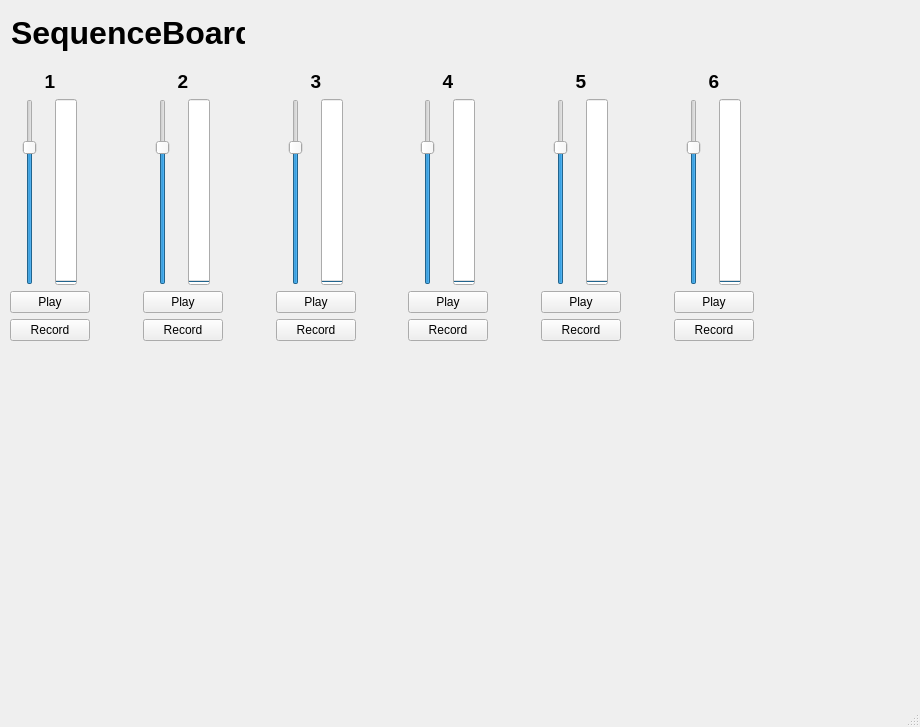
This is main_window.ui in rpalmerdev/SequenceBoard as Qt 5 draws it before an edit. The edited form follows.
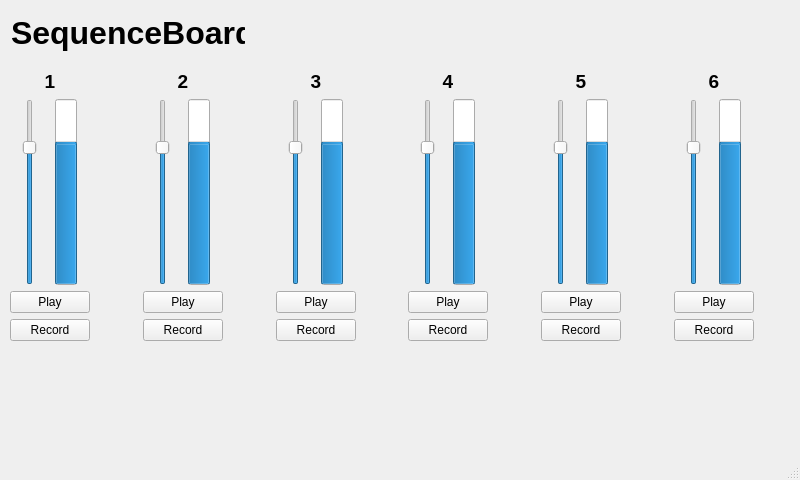
This is the edited form.

The edit to the form file:
```diff
--- a/main_window.ui
+++ b/main_window.ui
@@ -6,8 +6,8 @@
    <rect>
     <x>0</x>
     <y>0</y>
-    <width>920</width>
-    <height>727</height>
+    <width>800</width>
+    <height>480</height>
    </rect>
   </property>
   <property name="font">
@@ -71,7 +71,7 @@
          <item>
           <widget class="QProgressBar" name="gain_meter_2">
            <property name="value">
-            <number>0</number>
+            <number>75</number>
            </property>
            <property name="textVisible">
             <bool>false</bool>
@@ -222,7 +222,7 @@
          <item>
           <widget class="QProgressBar" name="gain_meter_5">
            <property name="value">
-            <number>0</number>
+            <number>75</number>
            </property>
            <property name="textVisible">
             <bool>false</bool>
@@ -258,7 +258,7 @@
          <item>
           <widget class="QProgressBar" name="gain_meter_1">
            <property name="value">
-            <number>0</number>
+            <number>75</number>
            </property>
            <property name="textVisible">
             <bool>false</bool>
@@ -305,7 +305,7 @@
          <item>
           <widget class="QProgressBar" name="gain_meter_3">
            <property name="value">
-            <number>0</number>
+            <number>75</number>
            </property>
            <property name="textVisible">
             <bool>false</bool>
@@ -419,7 +419,7 @@
          <item>
           <widget class="QProgressBar" name="gain_meter_6">
            <property name="value">
-            <number>0</number>
+            <number>75</number>
            </property>
            <property name="textVisible">
             <bool>false</bool>
@@ -460,7 +460,7 @@
          <item>
           <widget class="QProgressBar" name="gain_meter_4">
            <property name="value">
-            <number>0</number>
+            <number>75</number>
            </property>
            <property name="textVisible">
             <bool>false</bool>
```
